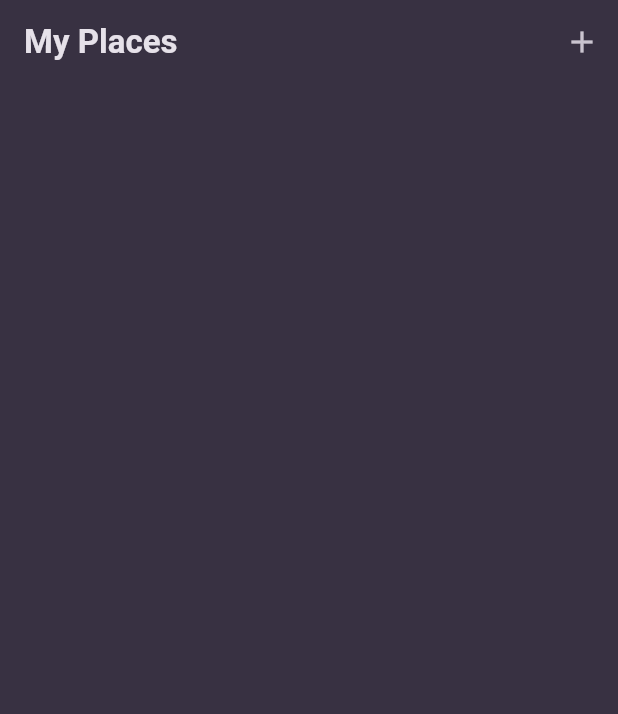
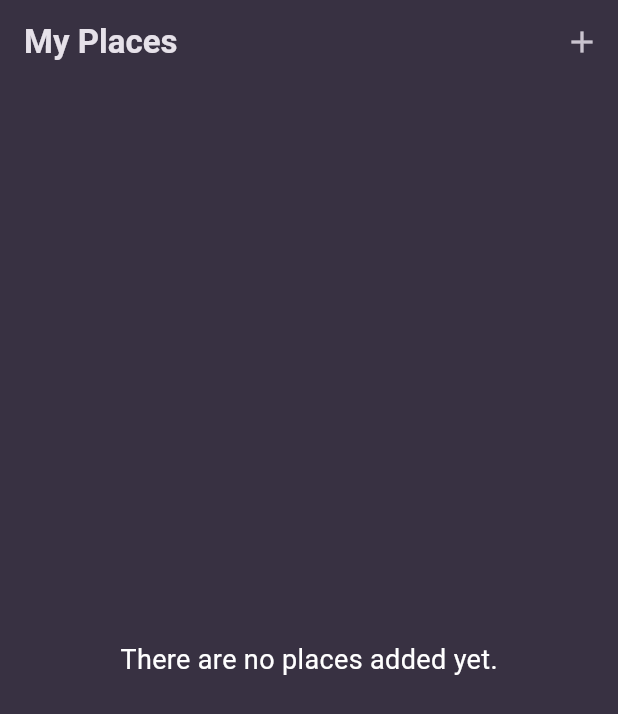
Before and after one commit to OGispert/places, a Flutter app: the screen it shows after launch, on a phone screen of 412 x 824 dp. Shown: the top 714 px of the screen. Run offline on Flutter 3.47's test engine with Material 3 defaults, Android fonts, the phone set to English and light mode, and no system bars; our stand-ins replace flutter_riverpod, google_fonts.

Commit message:
Adding providers with Riverpod

```diff
--- a/lib/main.dart
+++ b/lib/main.dart
@@ -1,7 +1,7 @@
 import 'package:flutter/material.dart';
-
+import 'package:flutter_riverpod/flutter_riverpod.dart';
 import 'package:google_fonts/google_fonts.dart';
-import 'package:places/views/places_list.dart';
+import 'package:places/views/places.dart';
 
 final colorScheme = ColorScheme.fromSeed(
   brightness: Brightness.dark,
@@ -20,7 +20,7 @@ final theme = ThemeData().copyWith(
 );
 
 void main() {
-  runApp(const MyApp());
+  runApp(const ProviderScope(child: MyApp()));
 }
 
 class MyApp extends StatelessWidget {
@@ -28,6 +28,6 @@ class MyApp extends StatelessWidget {
 
   @override
   Widget build(BuildContext context) {
-    return MaterialApp(title: 'Great Places', theme: theme, home: PlacesList());
+    return MaterialApp(title: 'Great Places', theme: theme, home: Places());
   }
 }
--- a/lib/models/place_model.dart
+++ b/lib/models/place_model.dart
@@ -1,5 +1,9 @@
+import 'package:uuid/uuid.dart';
+
+final uuid = Uuid();
+
 class Place {
-  const Place({required this.id, required this.name});
+  Place({required this.name}) : id = uuid.v4();
 
   final String id;
   final String name;
--- /dev/null
+++ b/lib/views/places.dart
@@ -0,0 +1,31 @@
+import 'package:flutter/material.dart';
+import 'package:flutter_riverpod/flutter_riverpod.dart';
+import 'package:places/providers/places_provider.dart';
+import 'package:places/views/add_new_place.dart';
+import 'package:places/widgets/place_list.dart';
+
+class Places extends ConsumerWidget {
+  const Places({super.key});
+
+  @override
+  Widget build(BuildContext context, WidgetRef ref) {
+    final places = ref.watch(placesProvider);
+
+    return Scaffold(
+      appBar: AppBar(
+        title: Text('My Places'),
+        actions: [
+          IconButton(
+            onPressed: () {
+              Navigator.of(
+                context,
+              ).push(MaterialPageRoute(builder: (context) => AddNewPlace()));
+            },
+            icon: Icon(Icons.add),
+          ),
+        ],
+      ),
+      body: PlaceList(places: places),
+    );
+  }
+}
--- a/lib/views/places_list.dart
+++ /dev/null
@@ -1,71 +0,0 @@
-import 'package:flutter/material.dart';
-import 'package:places/models/place_model.dart';
-import 'package:places/views/add_new_place.dart';
-import 'package:places/views/place_details.dart';
-
-class PlacesList extends StatefulWidget {
-  const PlacesList({super.key});
-
-  @override
-  State<PlacesList> createState() => _PlacesListState();
-}
-
-class _PlacesListState extends State<PlacesList> {
-  final List<Place> places = [];
-
-  void addNewPlace() async {
-    final newPlace = await Navigator.of(
-      context,
-    ).push<Place>(MaterialPageRoute(builder: (context) => AddNewPlace()));
-
-    if (newPlace == null) {
-      return;
-    }
-
-    setState(() {
-      places.add(newPlace);
-    });
-  }
-
-  void removePlace(Place place) {
-    setState(() {
-      places.remove(place);
-    });
-  }
-
-  void placeDetails(Place place) {
-    Navigator.of(
-      context,
-    ).push(MaterialPageRoute(builder: (context) => PlaceDetails(place: place)));
-  }
-
-  @override
-  Widget build(BuildContext context) {
-    return Scaffold(
-      appBar: AppBar(
-        title: Text('My Places'),
-        actions: [IconButton(onPressed: addNewPlace, icon: Icon(Icons.add))],
-      ),
-      body: ListView.builder(
-        itemCount: places.length,
-        itemBuilder:
-            (context, index) => Dismissible(
-              background: Container(
-                color: const Color.fromARGB(255, 238, 40, 60),
-              ),
-              key: ValueKey(places[index].id),
-              direction: DismissDirection.endToStart,
-              onDismissed: (direction) {
-                removePlace(places[index]);
-              },
-              child: ListTile(
-                title: Text(places[index].name),
-                onTap: () {
-                  placeDetails(places[index]);
-                },
-              ),
-            ),
-      ),
-    );
-  }
-}
--- /dev/null
+++ b/lib/widgets/place_list.dart
@@ -0,0 +1,64 @@
+import 'package:flutter/material.dart';
+import 'package:flutter_riverpod/flutter_riverpod.dart';
+import 'package:places/models/place_model.dart';
+import 'package:places/providers/places_provider.dart';
+import 'package:places/views/place_details.dart';
+
+class PlaceList extends ConsumerStatefulWidget {
+  const PlaceList({super.key, required this.places});
+
+  final List<Place> places;
+
+  @override
+  ConsumerState<PlaceList> createState() => _PlaceListState();
+}
+
+class _PlaceListState extends ConsumerState<PlaceList> {
+  void removePlace(Place place) {
+    ref.read(placesProvider.notifier).removePlace(place);
+  }
+
+  void placeDetails(Place place) {
+    Navigator.of(
+      context,
+    ).push(MaterialPageRoute(builder: (context) => PlaceDetails(place: place)));
+  }
+
+  @override
+  Widget build(BuildContext context) {
+    if (widget.places.isEmpty) {
+      return Center(
+        child: Text(
+          'There are no places added yet.',
+          style: TextStyle(color: Colors.white, fontSize: 18),
+        ),
+      );
+    }
+    return ListView.builder(
+      itemCount: widget.places.length,
+      itemBuilder:
+          (context, index) => Dismissible(
+            background: Container(
+              color: const Color.fromARGB(255, 238, 40, 60),
+            ),
+            key: ValueKey(widget.places[index].id),
+            direction: DismissDirection.endToStart,
+            onDismissed: (direction) {
+              removePlace(widget.places[index]);
+            },
+            child: ListTile(
+              title: Text(
+                widget.places[index].name,
+                style: Theme.of(context).textTheme.titleMedium?.copyWith(
+                  color: Theme.of(context).colorScheme.onSurface,
+                  fontSize: 18,
+                ),
+              ),
+              onTap: () {
+                placeDetails(widget.places[index]);
+              },
+            ),
+          ),
+    );
+  }
+}
```
Also changed, not shown: lib/providers/places_provider.dart (+13 -1 lines), lib/views/add_new_place.dart (+16 -13 lines).
